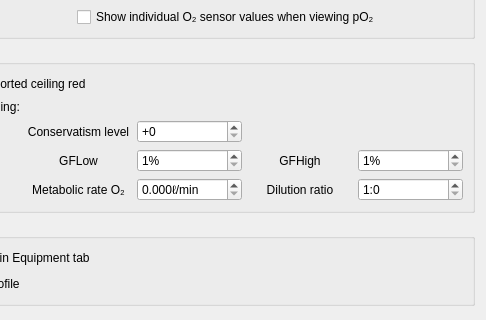
subsurface/subsurface, file desktop-widgets/preferences/preferences_graph.ui: the form before one commit; both pictures show x 169 to 655 and y 204 to 524 of the 655 by 634 pixel window.
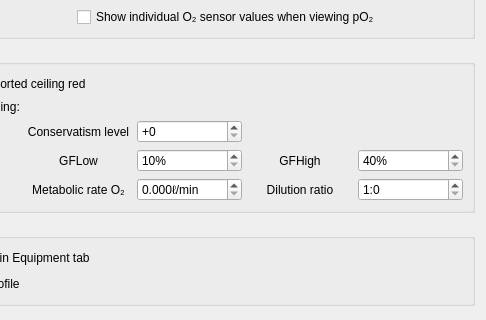
The form after the commit.

Patch:
```diff
--- a/desktop-widgets/preferences/preferences_graph.ui
+++ b/desktop-widgets/preferences/preferences_graph.ui
@@ -234,7 +234,7 @@
          <string>%</string>
         </property>
         <property name="minimum">
-         <number>1</number>
+         <number>10</number>
         </property>
         <property name="maximum">
          <number>150</number>
@@ -307,7 +307,7 @@
          <string>%</string>
         </property>
         <property name="minimum">
-         <number>1</number>
+         <number>40</number>
         </property>
         <property name="maximum">
          <number>150</number>
```
